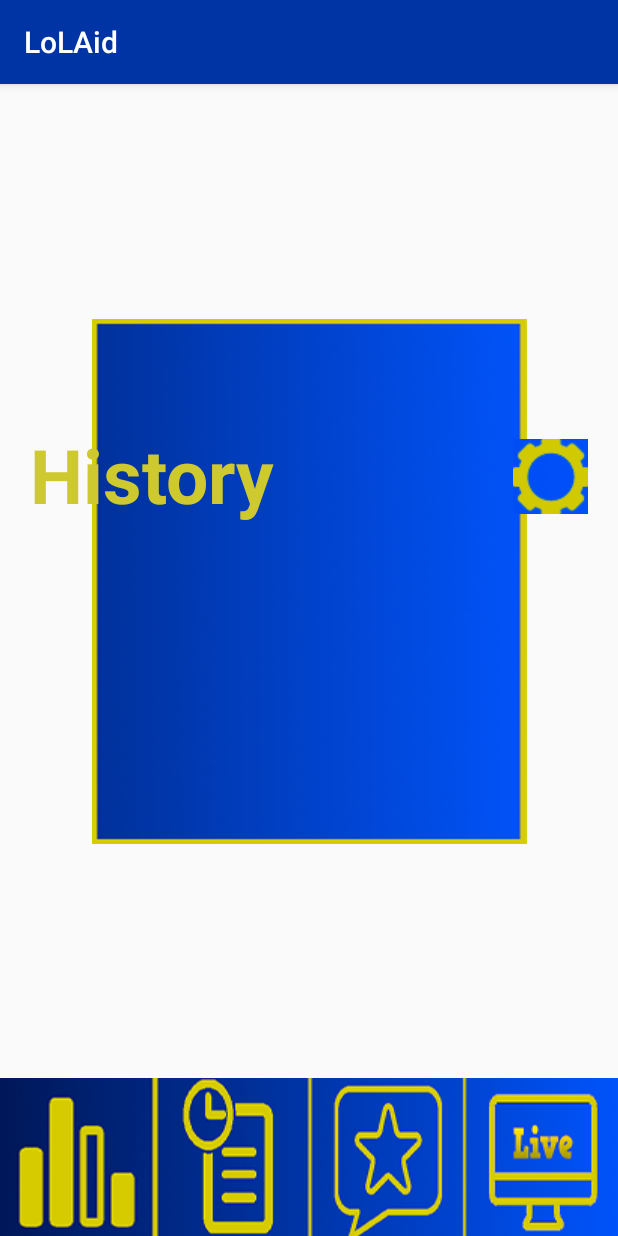
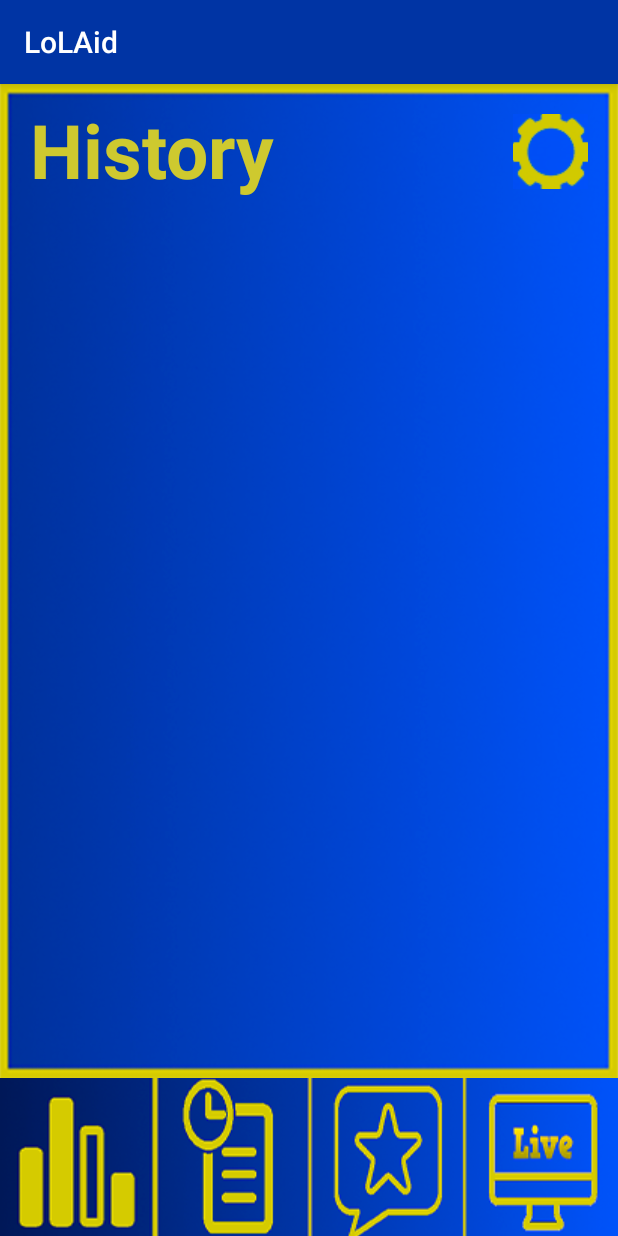
Before and after one commit to TheAlexet/LoLAid, an Android app: the fragment HistoryActivity placed in its activity, on a phone screen of 412 x 824 dp. Run offline under Robolectric (Android 15) with nearby library versions, the phone set to English and light mode, and no system bars.

Commit message:
Interface adjustments

```diff
--- a/app/src/main/res/layout/activity_main.xml
+++ b/app/src/main/res/layout/activity_main.xml
@@ -61,7 +61,7 @@
     <androidx.fragment.app.FragmentContainerView
         android:id="@+id/fcvView"
         android:layout_width="match_parent"
-        android:layout_height="wrap_content"
+        android:layout_height="0dp"
         app:layout_constraintBottom_toTopOf="@+id/linearLayout"
         app:layout_constraintEnd_toEndOf="parent"
         app:layout_constraintStart_toStartOf="parent"
--- a/app/src/main/res/layout/default_activity.xml
+++ b/app/src/main/res/layout/default_activity.xml
@@ -11,6 +11,7 @@
         android:layout_width="match_parent"
         android:layout_height="match_parent"
         android:contentDescription="@string/background_image"
+        android:scaleType="fitXY"
         app:layout_constraintBottom_toBottomOf="parent"
         app:layout_constraintTop_toTopOf="parent"
         app:layout_constraintVertical_bias="0.0"
@@ -21,7 +22,7 @@
         android:id="@+id/bSettings"
         android:layout_width="50dp"
         android:layout_height="50dp"
-        android:layout_marginTop="80dp"
+        android:layout_marginTop="20dp"
         android:layout_marginEnd="20dp"
         android:contentDescription="@string/settings_button"
         android:onClick="changeFragment"
--- a/app/src/main/res/layout/history_activity.xml
+++ b/app/src/main/res/layout/history_activity.xml
@@ -11,6 +11,7 @@
         android:contentDescription="@string/background_image"
         android:layout_width="match_parent"
         android:layout_height="match_parent"
+        android:scaleType="fitXY"
         app:layout_constraintBottom_toBottomOf="parent"
         app:layout_constraintEnd_toEndOf="parent"
         app:layout_constraintStart_toStartOf="parent"
@@ -21,7 +22,7 @@
         android:id="@+id/bSettings"
         android:layout_width="50dp"
         android:layout_height="50dp"
-        android:layout_marginTop="80dp"
+        android:layout_marginTop="20dp"
         android:layout_marginEnd="20dp"
         android:contentDescription="@string/settings_button"
         android:onClick="changeFragment"
@@ -34,11 +35,11 @@
         android:layout_width="wrap_content"
         android:layout_height="wrap_content"
         android:layout_marginStart="20dp"
-        android:layout_marginTop="70dp"
+        android:layout_marginTop="10dp"
         android:text="@string/history_title"
         android:textAlignment="textStart"
         android:textColor="#cec92f"
-        android:textSize="50dp"
+        android:textSize="50sp"
         android:textStyle="bold"
         app:layout_constraintStart_toStartOf="parent"
         app:layout_constraintTop_toTopOf="parent"
--- a/app/src/main/res/layout/live_game_activity.xml
+++ b/app/src/main/res/layout/live_game_activity.xml
@@ -11,6 +11,7 @@
         android:contentDescription="@string/background_image"
         android:layout_width="match_parent"
         android:layout_height="match_parent"
+        android:scaleType="fitXY"
         app:layout_constraintBottom_toBottomOf="parent"
         app:layout_constraintEnd_toEndOf="parent"
         app:layout_constraintStart_toStartOf="parent"
@@ -21,7 +22,7 @@
         android:id="@+id/bSettings"
         android:layout_width="50dp"
         android:layout_height="50dp"
-        android:layout_marginTop="80dp"
+        android:layout_marginTop="20dp"
         android:layout_marginEnd="20dp"
         android:contentDescription="@string/settings_button"
         app:layout_constraintEnd_toEndOf="parent"
@@ -36,7 +37,7 @@
         android:text="@string/live_game_title"
         android:textAlignment="textStart"
         android:textSize="50dp"
-        android:layout_marginTop="70dp"
+        android:layout_marginTop="10dp"
         android:layout_marginLeft="20dp"
         android:textColor="#cec92f"
         android:textStyle="bold"
--- a/app/src/main/res/layout/recommendations_activity.xml
+++ b/app/src/main/res/layout/recommendations_activity.xml
@@ -11,6 +11,7 @@
         android:contentDescription="@string/background_image"
         android:layout_width="match_parent"
         android:layout_height="match_parent"
+        android:scaleType="fitXY"
         app:layout_constraintBottom_toBottomOf="parent"
         app:layout_constraintEnd_toEndOf="parent"
         app:layout_constraintStart_toStartOf="parent"
@@ -21,7 +22,7 @@
         android:id="@+id/bSettings"
         android:layout_width="50dp"
         android:layout_height="50dp"
-        android:layout_marginTop="80dp"
+        android:layout_marginTop="20dp"
         android:layout_marginEnd="20dp"
         android:contentDescription="@string/settings_button"
         app:layout_constraintEnd_toEndOf="parent"
@@ -36,7 +37,7 @@
         android:text="@string/recommendations_title"
         android:textAlignment="textStart"
         android:textSize="50dp"
-        android:layout_marginTop="70dp"
+        android:layout_marginTop="10dp"
         android:layout_marginLeft="20dp"
         android:textColor="#cec92f"
         android:textStyle="bold"
--- a/app/src/main/res/layout/settings_activity.xml
+++ b/app/src/main/res/layout/settings_activity.xml
@@ -11,6 +11,7 @@
         android:layout_width="match_parent"
         android:layout_height="match_parent"
         android:contentDescription="@string/background_image"
+        android:scaleType="fitXY"
         app:layout_constraintBottom_toBottomOf="parent"
         app:layout_constraintTop_toTopOf="parent"
         app:layout_constraintVertical_bias="0.0"
@@ -21,7 +22,7 @@
         android:id="@+id/bClose"
         android:layout_width="50dp"
         android:layout_height="50dp"
-        android:layout_marginTop="80dp"
+        android:layout_marginTop="20dp"
         android:layout_marginEnd="20dp"
         android:contentDescription="@string/close_button"
         app:layout_constraintEnd_toEndOf="parent"
@@ -36,7 +37,7 @@
         android:text="@string/settings_title"
         android:textAlignment="textStart"
         android:textSize="50sp"
-        android:layout_marginTop="70dp"
+        android:layout_marginTop="10dp"
         android:layout_marginStart="20dp"
         android:textColor="#cec92f"
         android:textStyle="bold"
--- a/app/src/main/res/layout/stats_activity.xml
+++ b/app/src/main/res/layout/stats_activity.xml
@@ -11,6 +11,7 @@
         android:contentDescription="@string/background_image"
         android:layout_width="match_parent"
         android:layout_height="match_parent"
+        android:scaleType="fitXY"
         app:layout_constraintBottom_toBottomOf="parent"
         app:layout_constraintEnd_toEndOf="parent"
         app:layout_constraintStart_toStartOf="parent"
@@ -21,7 +22,7 @@
         android:id="@+id/bSettings"
         android:layout_width="50dp"
         android:layout_height="50dp"
-        android:layout_marginTop="80dp"
+        android:layout_marginTop="20dp"
         android:layout_marginEnd="20dp"
         android:contentDescription="@string/settings_button"
         app:layout_constraintEnd_toEndOf="parent"
@@ -36,7 +37,7 @@
         android:text="@string/stats_title"
         android:textAlignment="textStart"
         android:textSize="50dp"
-        android:layout_marginTop="70dp"
+        android:layout_marginTop="10dp"
         android:layout_marginLeft="20dp"
         android:textColor="#cec92f"
         android:textStyle="bold"
```
Also changed, not shown: app/src/main/res/drawable-hdpi/background.png (deleted), app/src/main/res/drawable-mdpi/background.png (deleted), app/src/main/res/drawable-xhdpi/background.png (deleted), app/src/main/res/drawable-xxhdpi/background.png (deleted), app/src/main/res/drawable-xxxhdpi/background.png (deleted).
